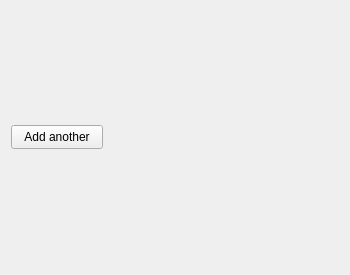
o3de/o3de, file Code/Tools/SceneAPI/SceneUI/SceneWidgets/ManifestWidgetPage.ui: the form before one commit.
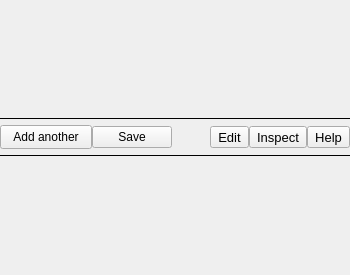
The form after the commit. Icons and pictures are not drawn.

What changed in the file:
```diff
--- a/Code/Tools/SceneAPI/SceneUI/SceneWidgets/ManifestWidgetPage.ui
+++ b/Code/Tools/SceneAPI/SceneUI/SceneWidgets/ManifestWidgetPage.ui
@@ -20,6 +20,18 @@
    <string>Form</string>
   </property>
   <layout class="QVBoxLayout" name="verticalLayout_2">
+   <property name="leftMargin">
+    <number>0</number>
+   </property>
+   <property name="topMargin">
+    <number>0</number>
+   </property>
+   <property name="rightMargin">
+    <number>0</number>
+   </property>
+   <property name="bottomMargin">
+    <number>0</number>
+   </property>
    <item>
     <widget class="QFrame" name="header">
      <property name="sizePolicy">
@@ -28,6 +40,12 @@
        <verstretch>0</verstretch>
       </sizepolicy>
      </property>
+     <property name="styleSheet">
+      <string notr="true">QFrame {border-top: 1px solid #000000; padding-top: 6px; border-bottom: 1px solid #000000; padding-bottom: 6px}</string>
+     </property>
+     <property name="frameShape">
+      <enum>QFrame::NoFrame</enum>
+     </property>
      <layout class="QHBoxLayout" name="horizontalLayout">
       <property name="spacing">
        <number>0</number>
@@ -66,6 +84,37 @@
         </property>
        </widget>
       </item>
+      <item>
+       <widget class="QPushButton" name="m_saveButton">
+        <property name="sizePolicy">
+         <sizepolicy hsizetype="Maximum" vsizetype="Fixed">
+          <horstretch>0</horstretch>
+          <verstretch>0</verstretch>
+         </sizepolicy>
+        </property>
+        <property name="minimumSize">
+         <size>
+          <width>0</width>
+          <height>0</height>
+         </size>
+        </property>
+        <property name="toolTip">
+         <string>Saves any changes to the scene settings to disk.</string>
+        </property>
+        <property name="styleSheet">
+         <string notr="true"/>
+        </property>
+        <property name="text">
+         <string>Save</string>
+        </property>
+        <property name="iconSize">
+         <size>
+          <width>16</width>
+          <height>16</height>
+         </size>
+        </property>
+       </widget>
+      </item>
       <item>
        <spacer name="ButtonSpacer">
         <property name="orientation">
@@ -83,36 +132,54 @@
        </spacer>
       </item>
       <item>
-       <widget class="QPushButton" name="m_supportButton">
-        <property name="sizePolicy">
-         <sizepolicy hsizetype="Fixed" vsizetype="Fixed">
-          <horstretch>0</horstretch>
-          <verstretch>0</verstretch>
-         </sizepolicy>
+       <widget class="QToolButton" name="m_editButton">
+        <property name="font">
+         <font>
+          <pointsize>10</pointsize>
+          <underline>false</underline>
+         </font>
         </property>
-        <property name="minimumSize">
-         <size>
-          <width>10</width>
-          <height>10</height>
-         </size>
+        <property name="styleSheet">
+         <string notr="true"/>
         </property>
-        <property name="maximumSize">
-         <size>
-          <width>10</width>
-          <height>10</height>
-         </size>
+        <property name="text">
+         <string>Edit</string>
         </property>
-        <property name="baseSize">
-         <size>
-          <width>10</width>
-          <height>10</height>
-         </size>
+        <property name="popupMode">
+         <enum>QToolButton::InstantPopup</enum>
         </property>
-        <property name="icon">
-         <iconset theme=":/Cards/img/UI20/Cards/help.svg"></iconset>
+        <property name="toolButtonStyle">
+         <enum>Qt::ToolButtonTextOnly</enum>
         </property>
-        <property name="flat">
-         <bool>true</bool>
+       </widget>
+      </item>
+      <item>
+       <widget class="QToolButton" name="m_inspectButton">
+        <property name="font">
+         <font>
+          <pointsize>10</pointsize>
+         </font>
+        </property>
+        <property name="styleSheet">
+         <string notr="true"/>
+        </property>
+        <property name="text">
+         <string>Inspect</string>
+        </property>
+       </widget>
+      </item>
+      <item>
+       <widget class="QToolButton" name="m_helpButton">
+        <property name="font">
+         <font>
+          <pointsize>10</pointsize>
+         </font>
+        </property>
+        <property name="styleSheet">
+         <string notr="true"/>
+        </property>
+        <property name="text">
+         <string>Help</string>
         </property>
        </widget>
       </item>
```
